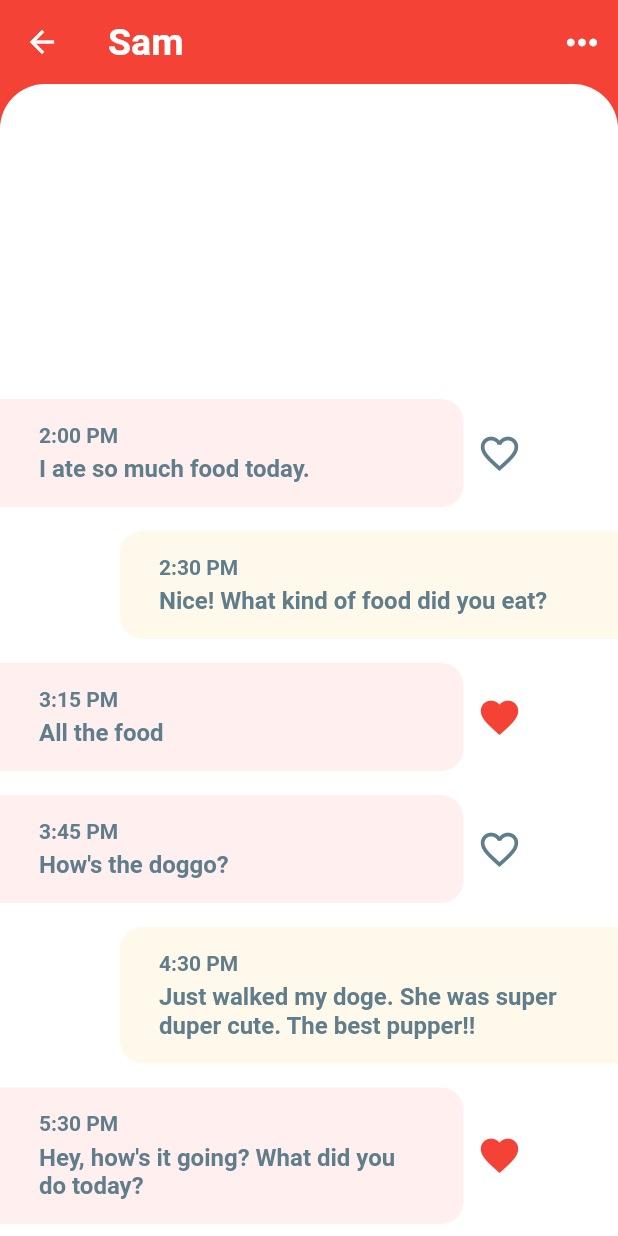
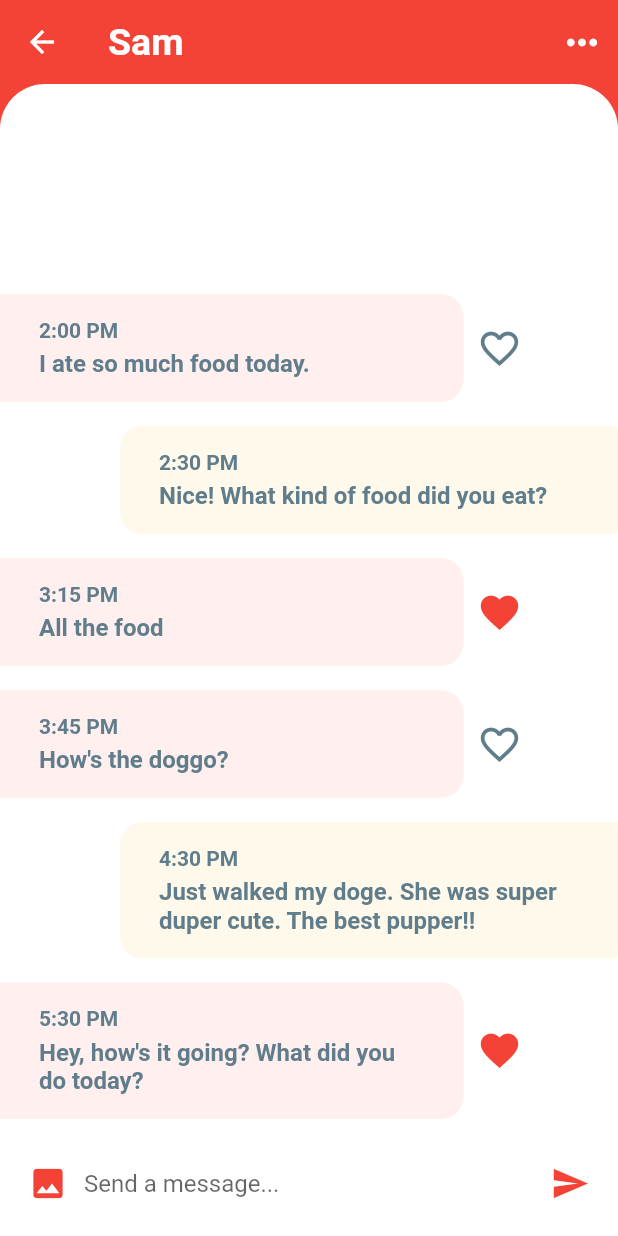
Before and after one commit to josemarjobs/learning-flutter, a Flutter app: the screen it shows after launch, after a tap on "Sam", on a phone screen of 412 x 824 dp. Run offline on Flutter 3.47's test engine with Material 2 defaults, Android fonts, the phone set to English and light mode, and no system bars; our stand-ins replace auto_route, bloc, cached_network_image, cloud_firestore, dartz, data_connection_checker and 13 more; missing offline and left inert: grpc, protobuf; accounts and stored records are empty.

Commit message:
add message composer

```diff
--- a/chat_app/lib/screens/chats_screen.dart
+++ b/chat_app/lib/screens/chats_screen.dart
@@ -54,7 +54,7 @@ class _ChatScreenState extends State<ChatScreen> {
         ],
       ),
     );
-    if(isMe) {
+    if (isMe) {
       return containerMessage;
     }
     return Row(
@@ -71,6 +71,39 @@ class _ChatScreenState extends State<ChatScreen> {
           onPressed: () {},
         )
       ],
+    );
+  }
+
+  Widget _buildMessageComposer() {
+    return Container(
+      padding: EdgeInsets.symmetric(horizontal: 8.0),
+      height: 70.0,
+      color: Colors.white,
+      child: Row(
+        children: <Widget>[
+          IconButton(
+            icon: Icon(Icons.photo),
+            iconSize: 26.0,
+            color: Theme.of(context).primaryColor,
+            onPressed: () {},
+          ),
+          Expanded(
+            child: TextField(
+              onChanged: (msg) => print(msg),
+              decoration: InputDecoration.collapsed(
+                hintText: 'Send a message...',
+              ),
+              textCapitalization: TextCapitalization.sentences,
+            ),
+          ),
+          IconButton(
+            icon: Icon(Icons.send),
+            iconSize: 26.0,
+            color: Theme.of(context).primaryColor,
+            onPressed: () {},
+          ),
+        ],
+      ),
     );
   }
 
@@ -101,6 +134,8 @@ class _ChatScreenState extends State<ChatScreen> {
           topLeft: Radius.circular(30.0),
           topRight: Radius.circular(30.0),
         ),
+        child: GestureDetector(
+          onTap: () => FocusScope.of(context).unfocus(),
           child: Column(
             children: <Widget>[
               Expanded(
@@ -120,7 +155,9 @@ class _ChatScreenState extends State<ChatScreen> {
                   ),
                 ),
               ),
+              _buildMessageComposer(),
             ],
+          ),
         ),
       ),
     );
```
Lines whose indentation alone changed are shown as unchanged.
